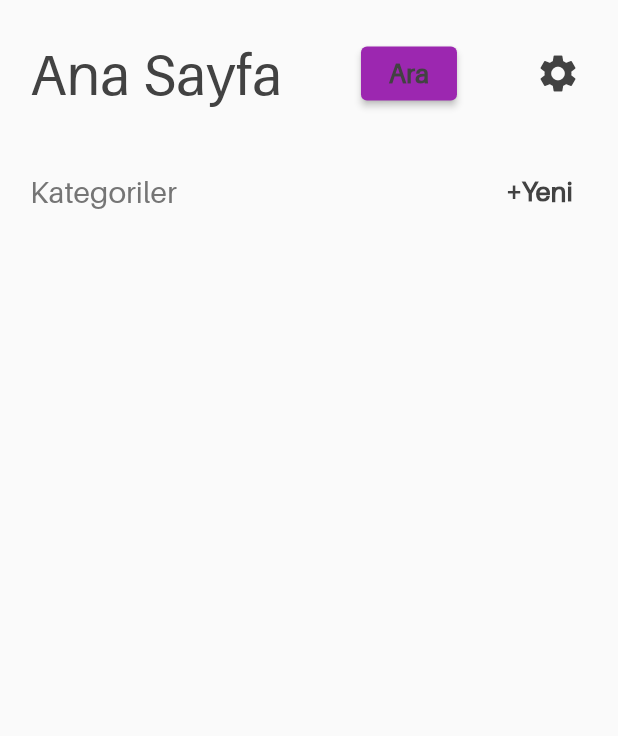
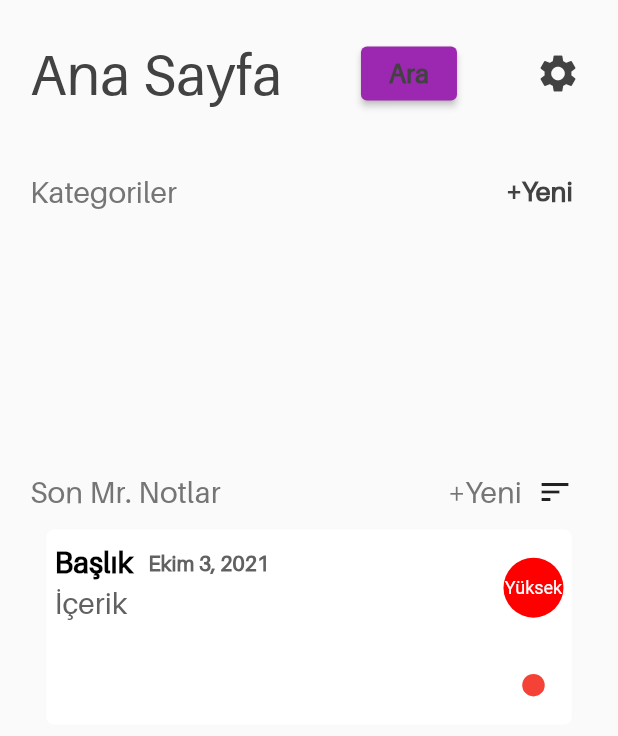
Before and after one commit to MrBuluc/mrnoteclone, a Flutter app: the HomePage screen opened directly, on a phone screen of 412 x 824 dp. Shown: the top 736 px of the screen. Run offline on Flutter 3.47's test engine with Material 2 defaults, Android fonts, the phone set to English and light mode, and no system bars; our stand-ins replace flutter_colorpicker, sqflite; accounts and stored records are empty.

Commit message:
HomePage backend kalan yarısının ui tamamlandı

```diff
--- /dev/null
+++ b/lib/common_widget/build_note_list.dart
@@ -0,0 +1,147 @@
+import 'package:flutter/material.dart';
+import 'package:mr_note_clone/const.dart';
+import 'package:mr_note_clone/models/note.dart';
+import 'package:mr_note_clone/models/settings.dart';
+import 'package:mr_note_clone/services/database_helper.dart';
+
+class BuildNoteList extends StatefulWidget {
+  final bool isSorted;
+
+  BuildNoteList({this.isSorted});
+
+  @override
+  _BuildNoteListState createState() => _BuildNoteListState();
+}
+
+class _BuildNoteListState extends State<BuildNoteList> {
+  List<Note> allNotes = [
+    Note.all(1, 1, "Genel", Colors.red.value, "Başlık", "İçerik", 2,
+        DateTime.now().toString())
+  ];
+
+  Settings settings = Settings();
+
+  DatabaseHelper databaseHelper = DatabaseHelper();
+
+  @override
+  Widget build(BuildContext context) {
+    Size size = MediaQuery.of(context).size;
+
+    return ListView.builder(
+      physics: NeverScrollableScrollPhysics(),
+      itemCount: allNotes.length,
+      itemBuilder: (context, index) {
+        return Column(
+          mainAxisAlignment: MainAxisAlignment.start,
+          crossAxisAlignment: CrossAxisAlignment.end,
+          children: [
+            GestureDetector(
+              child: Container(
+                height: 130,
+                width: size.width,
+                decoration: BoxDecoration(
+                    color: settings.switchBackgroundColor(),
+                    borderRadius: borderRadius1),
+                child: Row(
+                  mainAxisAlignment: MainAxisAlignment.spaceAround,
+                  children: [
+                    Container(
+                      height: 110,
+                      width: size.width * 0.7,
+                      child: Column(
+                        crossAxisAlignment: CrossAxisAlignment.start,
+                        children: [
+                          Row(
+                            children: [
+                              Text(
+                                allNotes[index].title.length > 10
+                                    ? allNotes[index].title.substring(0, 10) +
+                                        "..."
+                                    : allNotes[index].title,
+                                style: headerStyle5,
+                              ),
+                              SizedBox(
+                                width: 10,
+                              ),
+                              Text(
+                                databaseHelper.dateFormat(
+                                    DateTime.parse(allNotes[index].time)),
+                                style: headerStyle3_2,
+                              )
+                            ],
+                          ),
+                          SizedBox(
+                            height: 3,
+                          ),
+                          Text(
+                            allNotes[index].content.length > 50
+                                ? allNotes[index]
+                                        .content
+                                        .replaceAll("\n", " ")
+                                        .substring(0, 50) +
+                                    "..."
+                                : allNotes[index].content,
+                            style: headerStyle4,
+                          )
+                        ],
+                      ),
+                    ),
+                    Column(
+                      mainAxisAlignment: MainAxisAlignment.spaceAround,
+                      children: [
+                        _setPriorityIcon(allNotes[index].priority),
+                        Container(
+                          height: 15,
+                          width: 15,
+                          decoration: BoxDecoration(
+                              shape: BoxShape.circle,
+                              color: Color(allNotes[index].categoryColor)),
+                        )
+                      ],
+                    )
+                  ],
+                ),
+              ),
+              onTap: () {},
+            ),
+            SizedBox(
+              height: 20,
+            )
+          ],
+        );
+      },
+    );
+  }
+
+  _setPriorityIcon(int priority) {
+    switch (priority) {
+      case 0:
+        return CircleAvatar(
+          child: Text(
+            "Düşük",
+            style: TextStyle(color: Colors.black, fontSize: 13),
+          ),
+          backgroundColor: Colors.green,
+        );
+        break;
+      case 1:
+        return CircleAvatar(
+          child: Text(
+            "Orta",
+            style: TextStyle(color: Colors.black, fontSize: 10),
+          ),
+          backgroundColor: Colors.yellow,
+        );
+        break;
+      case 2:
+        return CircleAvatar(
+          child: Text(
+            "Yüksek",
+            style: TextStyle(color: Colors.white, fontSize: 12),
+          ),
+          backgroundColor: Color(0xFFff0000),
+        );
+        break;
+    }
+  }
+}
--- a/lib/const.dart
+++ b/lib/const.dart
@@ -15,8 +15,20 @@ TextStyle headerStyle3 = TextStyle(
     fontWeight: FontWeight.bold,
     color: Colors.grey.shade800);
 
+TextStyle headerStyle3_2 = TextStyle(
+    fontFamily: "Aileron",
+    fontSize: 14,
+    fontWeight: FontWeight.bold,
+    color: Colors.grey.shade700);
+
 TextStyle headerStyle4 =
     TextStyle(fontFamily: "Aileron", fontSize: 20, color: Colors.grey.shade700);
+
+TextStyle headerStyle5 = TextStyle(
+    fontFamily: "Aileron",
+    fontSize: 20,
+    color: Colors.black,
+    fontWeight: FontWeight.bold);
 
 TextStyle headerStyle11 = TextStyle(
     fontFamily: "Aileron",
--- a/lib/models/note.dart
+++ b/lib/models/note.dart
@@ -12,4 +12,7 @@ class Note {
 
   Note.withID(this.id, this.categoryID, this.title, this.content, this.time,
       this.priority);
+
+  Note.all(this.id, this.categoryID, this.categoryTitle, this.categoryColor,
+      this.title, this.content, this.priority, this.time);
 }
--- a/lib/services/database_helper.dart
+++ b/lib/services/database_helper.dart
@@ -92,4 +92,47 @@ class DatabaseHelper {
         where: "categoryID = ?", whereArgs: [category.id]);
     return sonuc;
   }
+
+  String dateFormat(DateTime dt) {
+    String month;
+    switch (dt.month) {
+      case 1:
+        month = "Ocak";
+        break;
+      case 2:
+        month = "Şubat";
+        break;
+      case 3:
+        month = "Mart";
+        break;
+      case 4:
+        month = "Nisan";
+        break;
+      case 5:
+        month = "Mayıs";
+        break;
+      case 6:
+        month = "Haziran";
+        break;
+      case 7:
+        month = "Temmuz";
+        break;
+      case 8:
+        month = "Ağustos";
+        break;
+      case 9:
+        month = "Eylül";
+        break;
+      case 10:
+        month = "Ekim";
+        break;
+      case 11:
+        month = "Kasım";
+        break;
+      case 12:
+        month = "Aralık";
+        break;
+    }
+    return month + " " + dt.day.toString() + ", " + dt.year.toString();
+  }
 }
--- a/lib/ui/Home_Page/home_page.dart
+++ b/lib/ui/Home_Page/home_page.dart
@@ -2,6 +2,7 @@ import 'package:flutter/cupertino.dart';
 import 'package:flutter/material.dart';
 import 'package:flutter_colorpicker/flutter_colorpicker.dart';
 import 'package:mr_note_clone/common_widget/Platform_Duyarli_Alert_Dialog/platform_duyarli_alert_dialog.dart';
+import 'package:mr_note_clone/common_widget/build_note_list.dart';
 import 'package:mr_note_clone/const.dart';
 import 'package:mr_note_clone/models/category.dart';
 import 'package:mr_note_clone/models/settings.dart';
@@ -42,7 +43,7 @@ class _HomePageState extends State<HomePage> {
             header(),
             categoriesAndNew(),
             buildCategories(size),
-            // Notes()
+            Notes()
           ],
         ),
       )),
@@ -487,4 +488,81 @@ class _HomePageState extends State<HomePage> {
   }
 }
 
-class Notes {}
+class Notes extends StatefulWidget {
+  const Notes({Key key}) : super(key: key);
+
+  @override
+  _NotesState createState() => _NotesState();
+}
+
+class _NotesState extends State<Notes> {
+  int lenght = 1;
+
+  bool isSorted = false;
+
+  @override
+  Widget build(BuildContext context) {
+    Size size = MediaQuery.of(context).size;
+
+    return Container(
+      child: Column(
+        children: [
+          buildRecentOnesAndFilterHeader(),
+          SizedBox(
+            height: 10,
+          ),
+          lenght == 0
+              ? Center(
+                  child: Padding(
+                    padding: const EdgeInsets.all(15),
+                    child: Text(
+                      "Tekrar hoşgeldin🥳\n" +
+                          "Bugün hiçbir not düzenlemedin 😉",
+                      style:
+                          TextStyle(fontSize: 20, color: Colors.grey.shade800),
+                    ),
+                  ),
+                )
+              : Container(
+                  height: 150.0 * lenght,
+                  width: size.width * 0.85,
+                  child: BuildNoteList(isSorted: isSorted),
+                )
+        ],
+      ),
+    );
+  }
+
+  Widget buildRecentOnesAndFilterHeader() {
+    return Container(
+      height: 60,
+      child: Padding(
+        padding: const EdgeInsets.only(left: 20, right: 30, top: 30),
+        child: Row(
+          mainAxisAlignment: MainAxisAlignment.spaceBetween,
+          children: [
+            Text(
+              "Son Mr. Notlar",
+              style: headerStyle2,
+            ),
+            Row(
+              children: [
+                Text(
+                  "+Yeni",
+                  style: headerStyle2,
+                ),
+                SizedBox(
+                  width: 10,
+                ),
+                GestureDetector(
+                  child: Icon(Icons.sort),
+                  onTap: () {},
+                )
+              ],
+            )
+          ],
+        ),
+      ),
+    );
+  }
+}
--- a/pubspec.yaml
+++ b/pubspec.yaml
@@ -24,7 +24,7 @@ dependencies:
   flutter:
     sdk: flutter
   sqflite: 2.0.0+3
-  flutter_colorpicker: 0.4.0
+  flutter_colorpicker: 0.6.0
 
 
   # The following adds the Cupertino Icons font to your application.
```
Also changed, not shown: pubspec.lock.
